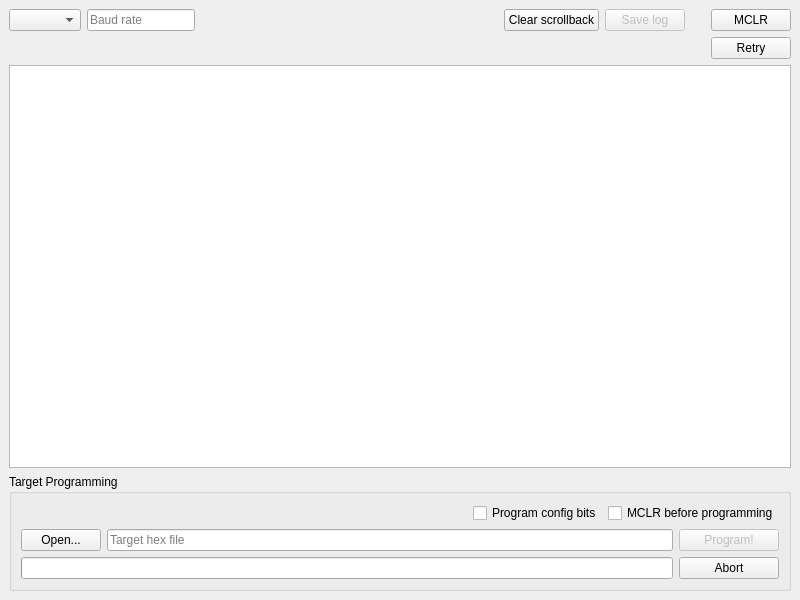
This is mainwindow.ui in thirtythreeforty/bullycpp as Qt 5 draws it before an edit. The edited form follows.
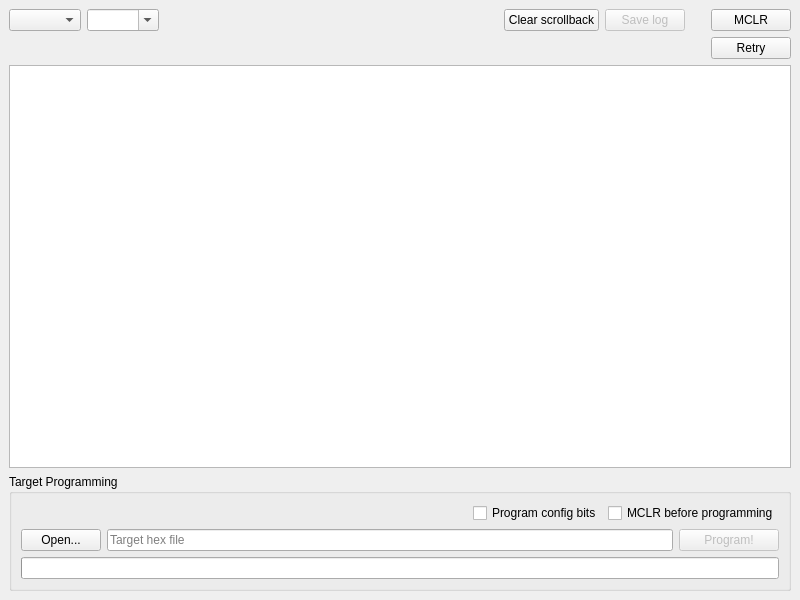
This is the edited form. Custom widgets are drawn as their Qt base class.

Commit message:
Enable baud rate settings and progress bar display
Progress bar doesn't do anything yet though.

```diff
--- a/mainwindow.ui
+++ b/mainwindow.ui
@@ -21,18 +21,18 @@
        <widget class="QComboBox" name="serialPortComboBox"/>
       </item>
       <item>
-       <widget class="QLineEdit" name="baudLineEdit">
+       <widget class="QComboBox" name="baudComboBox">
         <property name="sizePolicy">
          <sizepolicy hsizetype="Fixed" vsizetype="Fixed">
           <horstretch>0</horstretch>
           <verstretch>0</verstretch>
          </sizepolicy>
         </property>
-        <property name="maxLength">
-         <number>7</number>
+        <property name="editable">
+         <bool>true</bool>
         </property>
-        <property name="placeholderText">
-         <string>Baud rate</string>
+        <property name="insertPolicy">
+         <enum>QComboBox::InsertAlphabetically</enum>
         </property>
        </widget>
       </item>
@@ -259,18 +259,9 @@
            <number>0</number>
           </property>
           <item>
-           <widget class="QProgressBar" name="programmingProgressBar"/>
-          </item>
-          <item>
-           <widget class="QPushButton" name="abortButton">
-            <property name="minimumSize">
-             <size>
-              <width>100</width>
-              <height>0</height>
-             </size>
-            </property>
-            <property name="text">
-             <string>Abort</string>
+           <widget class="QProgressBar" name="programmingProgressBar">
+            <property name="alignment">
+             <set>Qt::AlignCenter</set>
             </property>
            </widget>
           </item>
```
Left out of the diff: 6 changed lines with no effect on the pictures. The commit also changes 4 other files.
